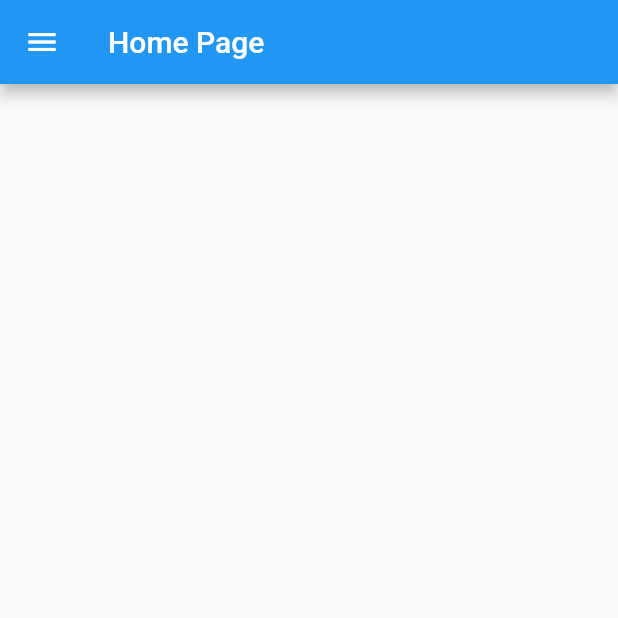
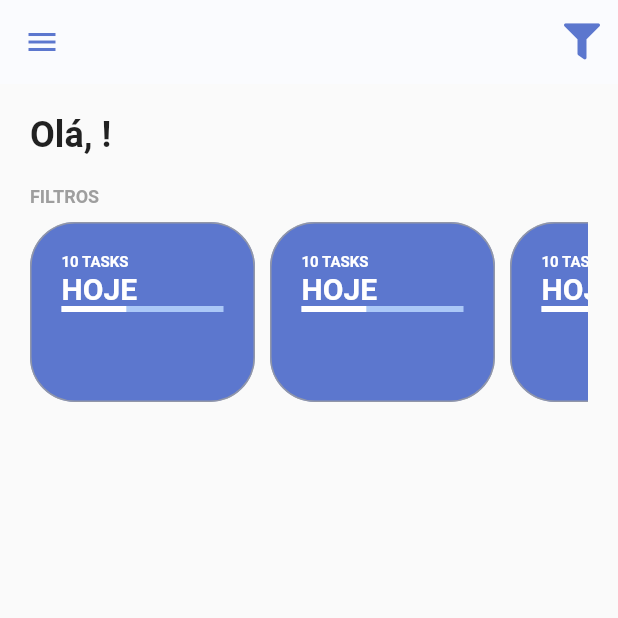
Before and after one commit to williambarreiro/todo-list, a Flutter app: the screen it shows once a user with an empty profile is signed in, on a phone screen of 412 x 824 dp, the top half of it. Run offline on Flutter 3.47's test engine with Material 2 defaults, Android fonts, the phone set to English and light mode, and no system bars; our stand-ins replace firebase_auth, firebase_core, flutter_signin_button, google_fonts, google_sign_in, sqflite and 2 more; missing offline and left inert: flutter_overlay_loader, validatorless; accounts and stored records are empty; generated files the repository leaves out were written again; network calls fail; Roboto replaces fonts that are missing (Mandali).

Commit message:
feat: implement home header and filters widgets

```diff
--- a/lib/app/core/ui/todo_list_icons.dart
+++ b/lib/app/core/ui/todo_list_icons.dart
@@ -16,6 +16,10 @@
 ///         Author:    Dave Gandy
 ///         License:   SIL ()
 ///         Homepage:  http://fortawesome.github.com/Font-Awesome/
+/// * Font Awesome 5, Copyright (C) 2016 by Dave Gandy
+///         Author:    Dave Gandy
+///         License:   SIL (https://github.com/FortAwesome/Font-Awesome/blob/master/LICENSE.txt)
+///         Homepage:  http://fortawesome.github.com/Font-Awesome/
 ///
 import 'package:flutter/widgets.dart';
 
@@ -25,6 +29,10 @@ class TodoListIcons {
   static const _kFontFam = 'TodoListIcons';
   static const String? _kFontPkg = null;
 
-  static const IconData eye = IconData(0xe801, fontFamily: _kFontFam, fontPackage: _kFontPkg);
-  static const IconData eye_off = IconData(0xe802, fontFamily: _kFontFam, fontPackage: _kFontPkg);
+  static const IconData eye =
+      IconData(0xe801, fontFamily: _kFontFam, fontPackage: _kFontPkg);
+  static const IconData eye_off =
+      IconData(0xe802, fontFamily: _kFontFam, fontPackage: _kFontPkg);
+  static const IconData filter =
+      IconData(0xf0b0, fontFamily: _kFontFam, fontPackage: _kFontPkg);
 }
--- a/lib/app/modules/home/home_page.dart
+++ b/lib/app/modules/home/home_page.dart
@@ -1,5 +1,10 @@
 import 'package:flutter/material.dart';
+import 'package:todo_list/app/core/ui/theme_extensions.dart';
+import 'package:todo_list/app/core/ui/todo_list_icons.dart';
 import 'package:todo_list/app/modules/home/widgets/home_drawer.dart';
+import 'package:todo_list/app/modules/home/widgets/home_header.dart';
+
+import 'widgets/home_filters.dart';
 
 class HomePage extends StatelessWidget {
   const HomePage({Key? key}) : super(key: key);
@@ -7,10 +12,46 @@ class HomePage extends StatelessWidget {
   @override
   Widget build(BuildContext context) {
     return Scaffold(
-        appBar: AppBar(
-          title: const Text('Home Page'),
-        ),
-        drawer: HomeDrawer(),
-        body: Container());
+      appBar: AppBar(
+        iconTheme: IconThemeData(color: context.primaryColor),
+        backgroundColor: const Color(0xFFFAFBFE),
+        elevation: 0,
+        actions: [
+          PopupMenuButton(
+            icon: const Icon(TodoListIcons.filter),
+            itemBuilder: (_) => [
+              const PopupMenuItem<bool>(
+                child: Text('Mostrar tarefas concluídas'),
+              )
+            ],
+          ),
+        ],
+      ),
+      drawer: HomeDrawer(),
+      body: LayoutBuilder(
+        builder: (context, constraints) {
+          return SingleChildScrollView(
+            child: ConstrainedBox(
+              constraints: BoxConstraints(
+                minHeight: constraints.maxHeight,
+                minWidth: constraints.maxWidth,
+              ),
+              child: Container(
+                margin: const EdgeInsets.symmetric(horizontal: 20),
+                child: IntrinsicHeight(
+                  child: Column(
+                    crossAxisAlignment: CrossAxisAlignment.start,
+                    children: [
+                      HomeHeader(),
+                      HomeFilters(),
+                    ],
+                  ),
+                ),
+              ),
+            ),
+          );
+        },
+      ),
+    );
   }
 }
--- /dev/null
+++ b/lib/app/modules/home/widgets/home_filters.dart
@@ -0,0 +1,38 @@
+import 'package:flutter/material.dart';
+import 'package:todo_list/app/core/ui/theme_extensions.dart';
+import 'package:todo_list/app/modules/home/widgets/todo_card_filter.dart';
+
+class HomeFilters extends StatefulWidget {
+  const HomeFilters({Key? key}) : super(key: key);
+
+  @override
+  State<HomeFilters> createState() => _HomeFiltersState();
+}
+
+class _HomeFiltersState extends State<HomeFilters> {
+  @override
+  Widget build(BuildContext context) {
+    return Column(
+      crossAxisAlignment: CrossAxisAlignment.start,
+      children: [
+        Text(
+          'FILTROS',
+          style: context.titleStyle,
+        ),
+        const SizedBox(
+          height: 10,
+        ),
+        SingleChildScrollView(
+          scrollDirection: Axis.horizontal,
+          child: Row(
+            children: [
+              TodoCardFilter(),
+              TodoCardFilter(),
+              TodoCardFilter(),
+            ],
+          ),
+        ),
+      ],
+    );
+  }
+}
--- /dev/null
+++ b/lib/app/modules/home/widgets/home_header.dart
@@ -0,0 +1,30 @@
+import 'package:flutter/material.dart';
+import 'package:provider/provider.dart';
+import 'package:todo_list/app/core/auth/auth_provider.dart';
+import 'package:todo_list/app/core/ui/theme_extensions.dart';
+
+class HomeHeader extends StatelessWidget {
+  const HomeHeader({super.key});
+
+  @override
+  Widget build(BuildContext context) {
+    return Row(
+      children: [
+        Padding(
+          padding: const EdgeInsets.symmetric(vertical: 20),
+          child: Selector<AuthProvider, String>(
+            selector: (context, authProvider) =>
+                authProvider.user?.displayName ?? 'Não informado',
+            builder: (_, value, __) {
+              return Text(
+                'Olá, $value!',
+                style: context.textTheme.headline5
+                    ?.copyWith(fontWeight: FontWeight.bold),
+              );
+            },
+          ),
+        )
+      ],
+    );
+  }
+}
--- /dev/null
+++ b/lib/app/modules/home/widgets/todo_card_filter.dart
@@ -0,0 +1,52 @@
+import 'package:flutter/material.dart';
+import 'package:todo_list/app/core/ui/theme_extensions.dart';
+
+class TodoCardFilter extends StatefulWidget {
+  const TodoCardFilter({Key? key}) : super(key: key);
+
+  @override
+  State<TodoCardFilter> createState() => _TodoCardFilterState();
+}
+
+class _TodoCardFilterState extends State<TodoCardFilter> {
+  @override
+  Widget build(BuildContext context) {
+    return Container(
+      constraints: const BoxConstraints(
+        minHeight: 120,
+        maxWidth: 150,
+      ),
+      margin: const EdgeInsets.only(
+        right: 10,
+      ),
+      padding: const EdgeInsets.all(20),
+      decoration: BoxDecoration(
+          color: context.primaryColor,
+          border: Border.all(
+            width: 1,
+            color: Colors.grey.withOpacity(.8),
+          ),
+          borderRadius: BorderRadius.circular(30)),
+      child: Column(
+        crossAxisAlignment: CrossAxisAlignment.start,
+        children: [
+          Text(
+            '10 TASKS',
+            style:
+                context.titleStyle.copyWith(fontSize: 10, color: Colors.white),
+          ),
+          const Text('HOJE',
+              style: TextStyle(
+                  fontSize: 20,
+                  fontWeight: FontWeight.bold,
+                  color: Colors.white)),
+          LinearProgressIndicator(
+            backgroundColor: context.primaryColorLight,
+            value: 0.4,
+            valueColor: const AlwaysStoppedAnimation<Color>(Colors.white),
+          )
+        ],
+      ),
+    );
+  }
+}
```
Also changed, not shown: fonts/TodoListIcons.ttf.
